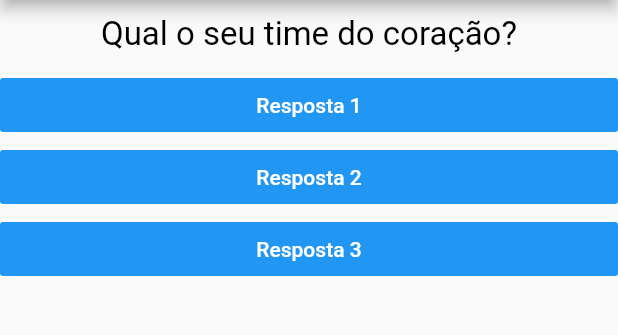
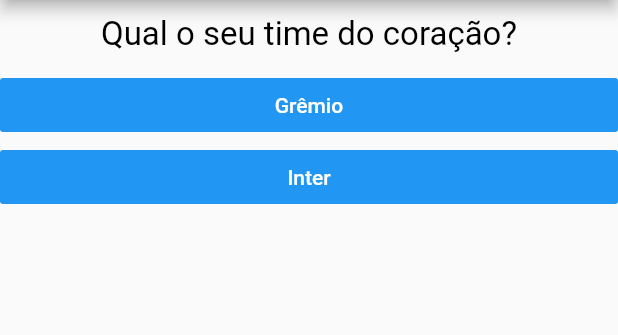
Before and after one commit to heliorodri/projeto_perguntas, a Flutter app: the screen it shows after launch, on a phone screen of 412 x 824 dp, the part 84-419 px from its top. Run offline on Flutter 3.47's test engine with Material 2 defaults, Android fonts, the phone set to English and light mode, and no system bars.

Commit message:
Lista para Widgets - Respostas

```diff
--- a/lib/main.dart
+++ b/lib/main.dart
@@ -7,18 +7,30 @@ main() => runApp(PerguntaApp());
 class _PerguntaAppState extends State<PerguntaApp> {
   var _perguntaSelecionada = 0;
 
-  void _responder(){
+  void _responder() {
     setState(() {
       _perguntaSelecionada++;
     });
-   }
+  }
 
   @override
-  Widget build(BuildContext context){
-    final perguntas = [
-      'Qual o seu time do coração?',
-      'Qual jogador você gostaria de ter no seu time?'
+  Widget build(BuildContext context) {
+    final List<Map<String, Object>> perguntas = [
+      {
+        'texto': 'Qual o seu time do coração?',
+        'respostas': ['Grêmio', 'Inter']
+      },
+      {
+        'texto': 'Qual jogador você gostaria de ter no seu time?',
+        'respostas': ['Cristiano Ronaldo', 'Messi', 'Neymar', 'Mbappe']
+      },
+      {
+        'texto': 'Qual goleiro você gostaria de ter no seu time?',
+        'respostas': ['T. Courtois', 'Alisson', 'ter Stegen', 'de Gea']
+      }
     ];
+
+    List<String> respostas = perguntas[_perguntaSelecionada]['respostas'];
 
     return MaterialApp(
       home: Scaffold(
@@ -27,10 +39,8 @@ class _PerguntaAppState extends State<PerguntaApp> {
         ),
         body: Column(
           children: [
-            Questao(perguntas[_perguntaSelecionada]),
-            Resposta('Resposta 1', _responder),
-            Resposta('Resposta 2', _responder),
-            Resposta('Resposta 3', _responder)
+            Questao(perguntas[_perguntaSelecionada]['texto']),
+            ...respostas.map((t) => Resposta(t, _responder)).toList()
           ],
         ),
       ),
@@ -42,5 +52,4 @@ class PerguntaApp extends StatefulWidget {
   _PerguntaAppState createState() {
     return _PerguntaAppState();
   }
-
 }
```
